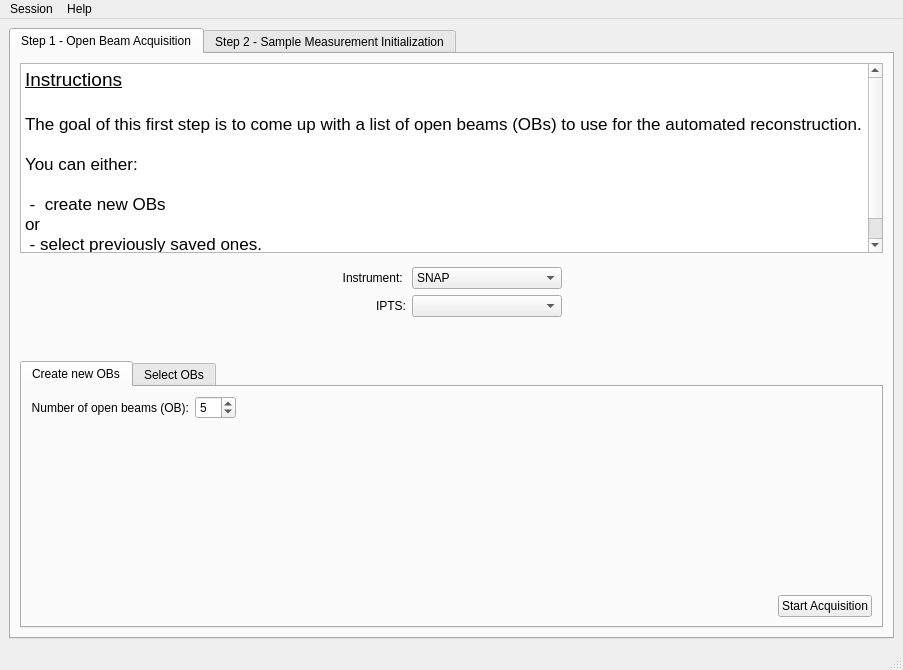
First picture: the form in src/asui/ui/main_application.ui, repository ornlneutronimaging/HyperCTui, before the edit.
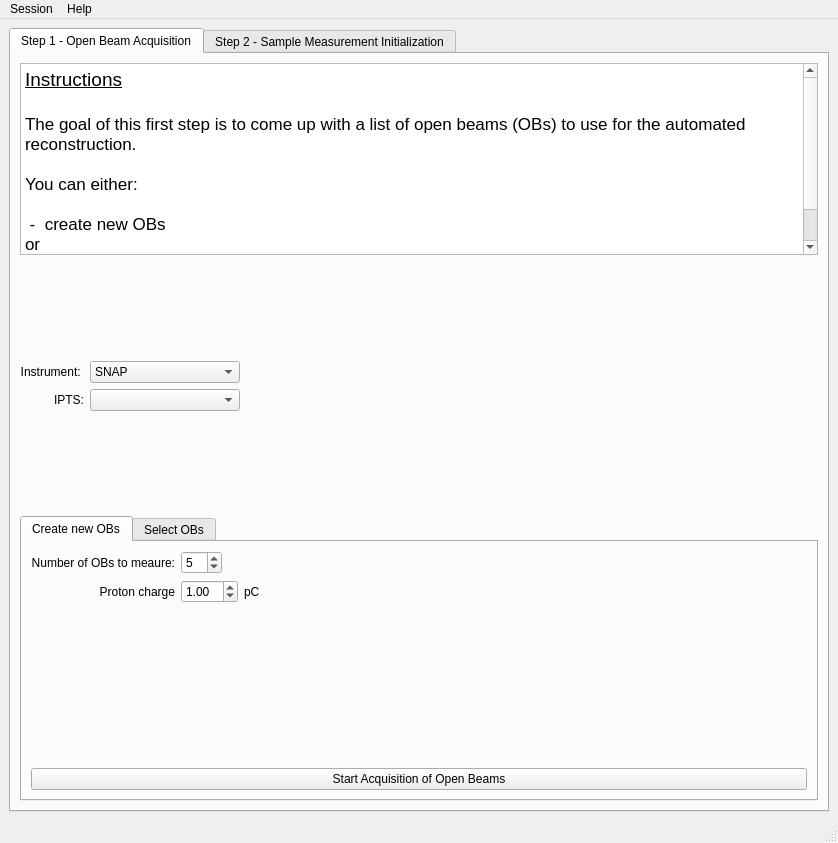
Second picture: the form after the edit. Icons and pictures are not drawn.

Commit message: Added proton charge to step1 and refactor ui. this refs #4

```diff
--- a/src/asui/ui/main_application.ui
+++ b/src/asui/ui/main_application.ui
@@ -6,8 +6,8 @@
    <rect>
     <x>0</x>
     <y>0</y>
-    <width>903</width>
-    <height>670</height>
+    <width>838</width>
+    <height>843</height>
    </rect>
   </property>
   <property name="windowTitle">
@@ -62,7 +62,7 @@
           <property name="sizeHint" stdset="0">
            <size>
             <width>20</width>
-            <height>9</height>
+            <height>47</height>
            </size>
           </property>
          </spacer>
@@ -70,6 +70,42 @@
         <item>
          <layout class="QGridLayout" name="gridLayout">
           <item row="0" column="2">
+           <spacer name="horizontalSpacer_2">
+            <property name="orientation">
+             <enum>Qt::Horizontal</enum>
+            </property>
+            <property name="sizeHint" stdset="0">
+             <size>
+              <width>40</width>
+              <height>20</height>
+             </size>
+            </property>
+           </spacer>
+          </item>
+          <item row="0" column="0">
+           <widget class="QLabel" name="label">
+            <property name="text">
+             <string>Instrument: </string>
+            </property>
+            <property name="alignment">
+             <set>Qt::AlignRight|Qt::AlignTrailing|Qt::AlignVCenter</set>
+            </property>
+           </widget>
+          </item>
+          <item row="1" column="1">
+           <widget class="QComboBox" name="step1_ipts_comboBox"/>
+          </item>
+          <item row="1" column="0">
+           <widget class="QLabel" name="label_2">
+            <property name="text">
+             <string>IPTS:</string>
+            </property>
+            <property name="alignment">
+             <set>Qt::AlignRight|Qt::AlignTrailing|Qt::AlignVCenter</set>
+            </property>
+           </widget>
+          </item>
+          <item row="0" column="1">
            <widget class="QComboBox" name="step1_instrument_comboBox">
             <property name="minimumSize">
              <size>
@@ -89,55 +125,6 @@
             </item>
            </widget>
           </item>
-          <item row="1" column="1">
-           <widget class="QLabel" name="label_2">
-            <property name="text">
-             <string>IPTS:</string>
-            </property>
-            <property name="alignment">
-             <set>Qt::AlignRight|Qt::AlignTrailing|Qt::AlignVCenter</set>
-            </property>
-           </widget>
-          </item>
-          <item row="1" column="2">
-           <widget class="QComboBox" name="step1_ipts_comboBox"/>
-          </item>
-          <item row="0" column="1">
-           <widget class="QLabel" name="label">
-            <property name="text">
-             <string>Instrument: </string>
-            </property>
-            <property name="alignment">
-             <set>Qt::AlignRight|Qt::AlignTrailing|Qt::AlignVCenter</set>
-            </property>
-           </widget>
-          </item>
-          <item row="0" column="3">
-           <spacer name="horizontalSpacer_2">
-            <property name="orientation">
-             <enum>Qt::Horizontal</enum>
-            </property>
-            <property name="sizeHint" stdset="0">
-             <size>
-              <width>40</width>
-              <height>20</height>
-             </size>
-            </property>
-           </spacer>
-          </item>
-          <item row="0" column="0">
-           <spacer name="horizontalSpacer_4">
-            <property name="orientation">
-             <enum>Qt::Horizontal</enum>
-            </property>
-            <property name="sizeHint" stdset="0">
-             <size>
-              <width>40</width>
-              <height>20</height>
-             </size>
-            </property>
-           </spacer>
-          </item>
          </layout>
         </item>
         <item>
@@ -164,18 +151,18 @@
            </attribute>
            <layout class="QVBoxLayout" name="verticalLayout_3">
             <item>
-             <layout class="QHBoxLayout" name="horizontalLayout_2">
-              <item>
+             <layout class="QGridLayout" name="gridLayout_2">
+              <item row="0" column="0">
                <widget class="QLabel" name="label_3">
                 <property name="text">
-                 <string>Number of open beams (OB):</string>
+                 <string>Number of OBs to meaure:</string>
                 </property>
                 <property name="alignment">
                  <set>Qt::AlignRight|Qt::AlignTrailing|Qt::AlignVCenter</set>
                 </property>
                </widget>
               </item>
-              <item>
+              <item row="0" column="1">
                <widget class="QSpinBox" name="step1_number_of_ob_spinBox">
                 <property name="minimum">
                  <number>1</number>
@@ -188,7 +175,7 @@
                 </property>
                </widget>
               </item>
-              <item>
+              <item row="0" column="2" colspan="3">
                <spacer name="horizontalSpacer_3">
                 <property name="orientation">
                  <enum>Qt::Horizontal</enum>
@@ -201,6 +188,52 @@
                 </property>
                </spacer>
               </item>
+              <item row="1" column="0">
+               <widget class="QLabel" name="label_4">
+                <property name="maximumSize">
+                 <size>
+                  <width>160</width>
+                  <height>16777215</height>
+                 </size>
+                </property>
+                <property name="text">
+                 <string>Proton charge</string>
+                </property>
+                <property name="alignment">
+                 <set>Qt::AlignRight|Qt::AlignTrailing|Qt::AlignVCenter</set>
+                </property>
+               </widget>
+              </item>
+              <item row="1" column="1" colspan="2">
+               <widget class="QDoubleSpinBox" name="open_beam_proton_charge_doubleSpinBox">
+                <property name="minimum">
+                 <double>0.100000000000000</double>
+                </property>
+                <property name="value">
+                 <double>1.000000000000000</double>
+                </property>
+               </widget>
+              </item>
+              <item row="1" column="3">
+               <widget class="QLabel" name="label_5">
+                <property name="text">
+                 <string>pC</string>
+                </property>
+               </widget>
+              </item>
+              <item row="1" column="4">
+               <spacer name="horizontalSpacer">
+                <property name="orientation">
+                 <enum>Qt::Horizontal</enum>
+                </property>
+                <property name="sizeHint" stdset="0">
+                 <size>
+                  <width>40</width>
+                  <height>20</height>
+                 </size>
+                </property>
+               </spacer>
+              </item>
              </layout>
             </item>
             <item>
@@ -218,26 +251,13 @@
             </item>
             <item>
              <layout class="QHBoxLayout" name="horizontalLayout">
-              <item>
-               <spacer name="horizontalSpacer">
-                <property name="orientation">
-                 <enum>Qt::Horizontal</enum>
-                </property>
-                <property name="sizeHint" stdset="0">
-                 <size>
-                  <width>40</width>
-                  <height>20</height>
-                 </size>
-                </property>
-               </spacer>
-              </item>
               <item>
                <widget class="QPushButton" name="step1_start_acquisition_pushButton">
                 <property name="enabled">
                  <bool>true</bool>
                 </property>
                 <property name="text">
-                 <string>Start Acquisition</string>
+                 <string>Start Acquisition of Open Beams</string>
                 </property>
                </widget>
               </item>
@@ -434,7 +454,7 @@
     <rect>
      <x>0</x>
      <y>0</y>
-     <width>903</width>
+     <width>838</width>
      <height>24</height>
     </rect>
    </property>
```
Left out of the diff: 41 changed lines with no effect on the pictures. The commit also changes 3 other files.
